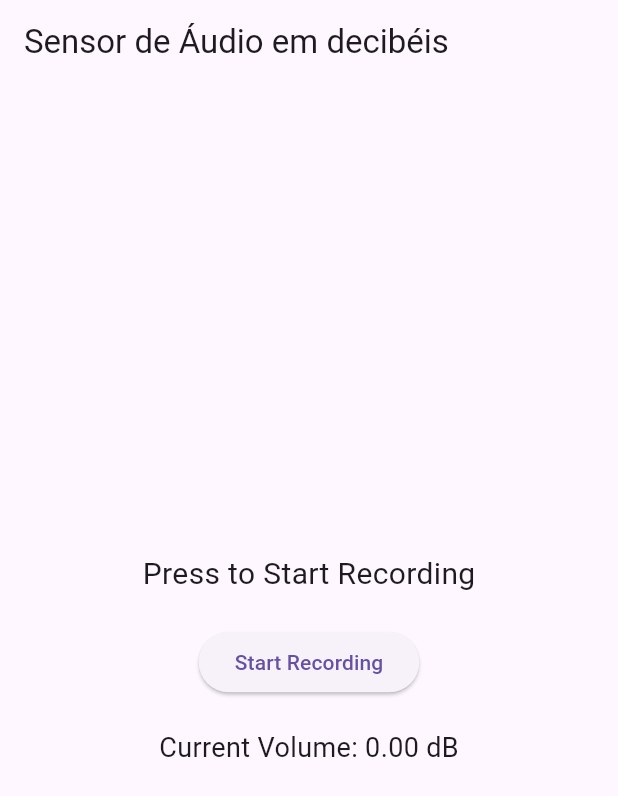
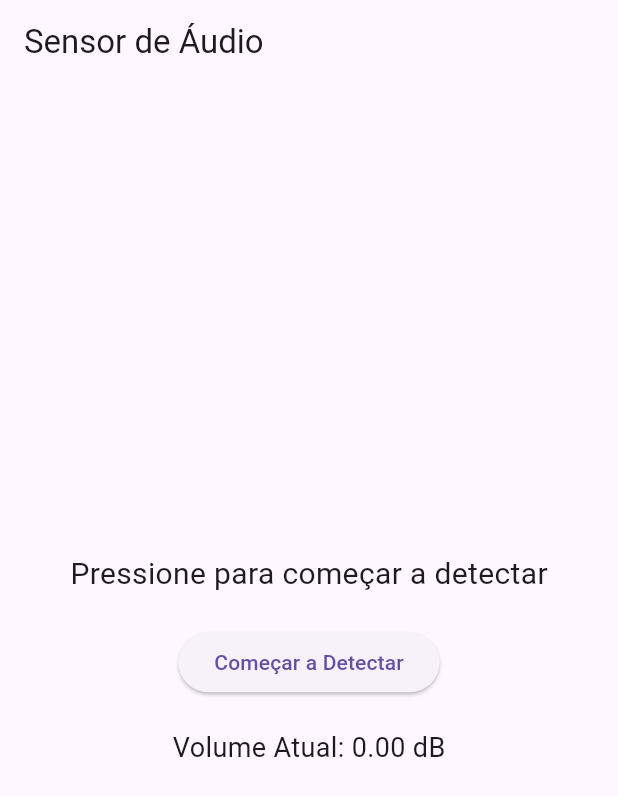
Before and after one commit to MattMilfont/sensor_audio_flutter, a Flutter app: the screen it shows after launch, on a phone screen of 412 x 824 dp. Shown: the top 796 px of the screen. Run offline on Flutter 3.47's test engine with Material 3 defaults, Android fonts, the phone set to English and light mode, and no system bars; our stand-ins replace permission_handler; missing offline and left inert: flutter_sound.

Commit message:
[Feature] Traduzindo o app

```diff
--- a/lib/main.dart
+++ b/lib/main.dart
@@ -78,24 +78,27 @@ class _AudioRecorderState extends State<AudioRecorder> {
   Widget build(BuildContext context) {
     return Scaffold(
       appBar: AppBar(
-        title: const Text('Sensor de Áudio em decibéis'),
+        title: const Text('Sensor de Áudio'),
       ),
       body: Center(
         child: Column(
           mainAxisAlignment: MainAxisAlignment.center,
           children: [
             Text(
-              _isRecording ? 'Recording...' : 'Press to Start Recording',
+              _isRecording
+                  ? 'Detectando...'
+                  : 'Pressione para começar a detectar',
               style: const TextStyle(fontSize: 20),
             ),
             const SizedBox(height: 20),
             ElevatedButton(
               onPressed: _isRecording ? _stopRecording : _startRecording,
-              child: Text(_isRecording ? 'Stop Recording' : 'Start Recording'),
+              child: Text(
+                  _isRecording ? 'Parar de Detectar' : 'Começar a Detectar'),
             ),
             const SizedBox(height: 20),
             Text(
-              'Current Volume: ${_volume.toStringAsFixed(2)} dB',
+              'Volume Atual: ${_volume.toStringAsFixed(2)} dB',
               style: const TextStyle(fontSize: 18),
             ),
           ],
```
Also changed, not shown: 6 other files.
